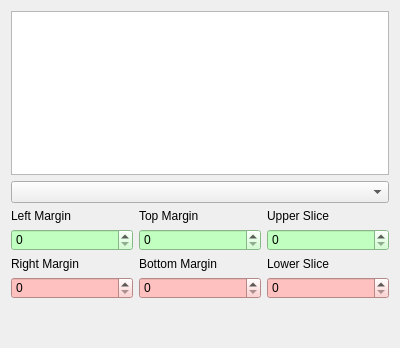
This is plugins/CountingRegion/CountingRegionPanel.ui in FelixdelasPozas/EspINA as Qt 5 draws it before an edit. The edited form follows.
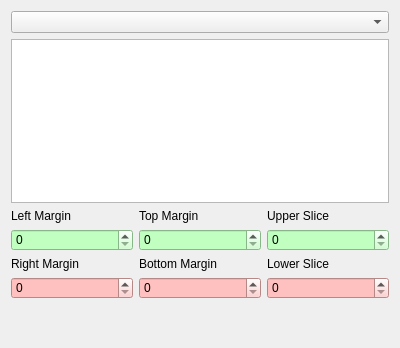
This is the edited form. Icons and pictures are not drawn.

```diff
--- a/plugins/CountingRegion/CountingRegionPanel.ui
+++ b/plugins/CountingRegion/CountingRegionPanel.ui
@@ -15,10 +15,10 @@
   </property>
   <layout class="QVBoxLayout" name="verticalLayout">
    <item>
-    <widget class="QTreeView" name="treeView"/>
+    <widget class="QComboBox" name="regions"/>
    </item>
    <item>
-    <widget class="QComboBox" name="regions"/>
+    <widget class="QTreeView" name="treeView"/>
    </item>
    <item>
     <layout class="QGridLayout" name="gridLayout">
```
